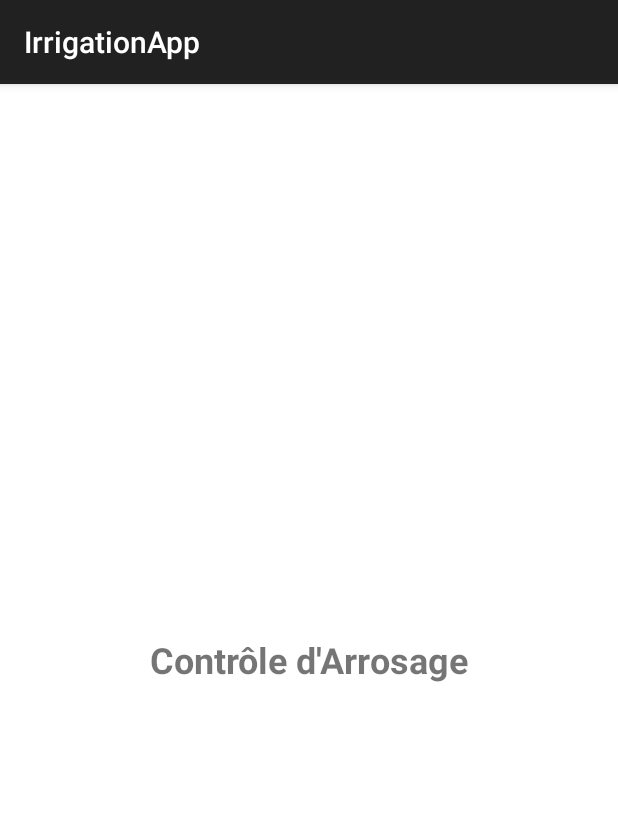
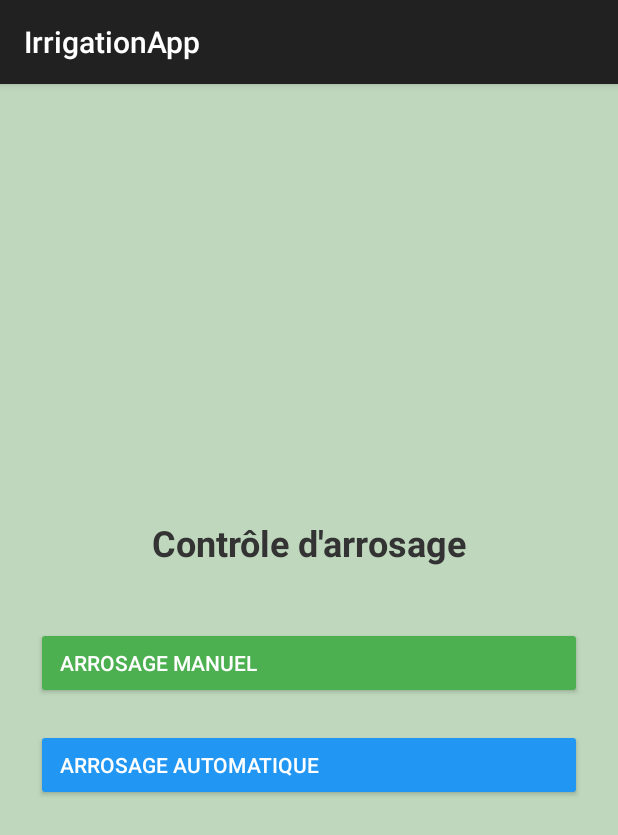
Before and after one commit to LEMNAIZIwalid/IrrigationSys, an Android app built with Jetpack Compose: the ArrosageControlActivity screen opened directly, with no data from a screen before it, on a phone screen of 412 x 824 dp. Shown: the top 835 px of the screen. Run offline under Robolectric (Android 15) with nearby library versions, the light colour scheme and no system bars.

Commit message:
controle d'arrosage interfaces

```diff
--- a/app/src/main/AndroidManifest.xml
+++ b/app/src/main/AndroidManifest.xml
@@ -40,6 +40,10 @@
 
         <!-- Page d'accueil après connexion -->
         <activity android:name=".views.HomeActivity" />
+        <!-- Pages de arrosage -->
+        <activity android:name=".views.ArrosageManuelleActivity" />
+        <activity android:name=".views.ArrosageAutomatiqueActivity" />
+
 
         <!-- Autres pages appelées depuis HomeActivity -->
         <activity android:name=".views.NotificationActivity" />
--- a/app/src/main/java/com/example/irrigationapp/views/ArrosageControlActivity.java
+++ b/app/src/main/java/com/example/irrigationapp/views/ArrosageControlActivity.java
@@ -1,13 +1,40 @@
 package com.example.irrigationapp.views;
 
-import com.example.irrigationapp.R;
+import android.content.Intent;
 import android.os.Bundle;
+import android.view.View;
+import android.widget.Button;
+
 import androidx.appcompat.app.AppCompatActivity;
 
+import com.example.irrigationapp.R;
+
 public class ArrosageControlActivity extends AppCompatActivity {
+
+    private Button buttonManual, buttonAuto;
+
     @Override
     protected void onCreate(Bundle savedInstanceState) {
         super.onCreate(savedInstanceState);
-        setContentView(R.layout.activity_arrosage_control); // à créer plus tard
+        setContentView(R.layout.activity_arrosage_control);
+
+        buttonManual = findViewById(R.id.buttonManual);
+        buttonAuto = findViewById(R.id.buttonAuto);
+
+        buttonManual.setOnClickListener(new View.OnClickListener() {
+            @Override
+            public void onClick(View view) {
+                // Aller vers la page d'arrosage manuelle
+                startActivity(new Intent(ArrosageControlActivity.this, ArrosageManuelleActivity.class));
+            }
+        });
+
+        buttonAuto.setOnClickListener(new View.OnClickListener() {
+            @Override
+            public void onClick(View view) {
+                // Aller vers la page d'arrosage automatique
+                startActivity(new Intent(ArrosageControlActivity.this, ArrosageAutomatiqueActivity.class));
+            }
+        });
     }
 }
--- a/app/src/main/res/layout/activity_arrosage_control.xml
+++ b/app/src/main/res/layout/activity_arrosage_control.xml
@@ -1,16 +1,43 @@
 <?xml version="1.0" encoding="utf-8"?>
-<RelativeLayout xmlns:android="http://schemas.android.com/apk/res/android"
+<LinearLayout xmlns:android="http://schemas.android.com/apk/res/android"
     android:layout_width="match_parent"
     android:layout_height="match_parent"
-    android:padding="20dp"
-    android:background="#FFFFFF">
+    android:orientation="vertical"
+    android:gravity="center"
+    android:background="#Bfd8bd"
+    android:padding="24dp">
 
     <TextView
-        android:id="@+id/textArrosage"
+        android:id="@+id/textViewTitle"
         android:layout_width="wrap_content"
         android:layout_height="wrap_content"
-        android:text="Contrôle d'Arrosage"
+        android:text="Contrôle d'arrosage"
         android:textSize="24sp"
         android:textStyle="bold"
-        android:layout_centerInParent="true"/>
-</RelativeLayout>
+        android:textColor="#333"
+        android:layout_marginBottom="40dp" />
+
+    <Button
+        android:id="@+id/buttonManual"
+        android:layout_width="match_parent"
+        android:layout_height="wrap_content"
+        android:text="Arrosage manuel"
+        android:backgroundTint="#4CAF50"
+        android:textColor="#FFFFFF"
+        android:layout_marginBottom="20dp"
+        android:drawablePadding="8dp"
+        android:gravity="center_vertical|start"
+        android:paddingStart="16dp" />
+
+    <Button
+        android:id="@+id/buttonAuto"
+        android:layout_width="match_parent"
+        android:layout_height="wrap_content"
+        android:text="Arrosage automatique"
+        android:backgroundTint="#2196F3"
+        android:textColor="#FFFFFF"
+        android:drawablePadding="8dp"
+        android:gravity="center_vertical|start"
+        android:paddingStart="16dp" />
+
+</LinearLayout>
```
Also changed, not shown: app/src/main/java/com/example/irrigationapp/views/ArrosageAutomatiqueActivity.java (added, +13 -0 lines), app/src/main/java/com/example/irrigationapp/views/ArrosageManuelleActivity.java (added, +13 -0 lines), app/src/main/res/drawable/baseline_power_24.xml (added, +9 -0 lines), app/src/main/res/layout/activity_arrosage_automatique.xml (added, +15 -0 lines), app/src/main/res/layout/activity_arrosage_manuelle.xml (added, +43 -0 lines), app/src/main/res/drawable/power_on.png (added), app/src/main/res/drawable/power_on_cercle.png (added).
